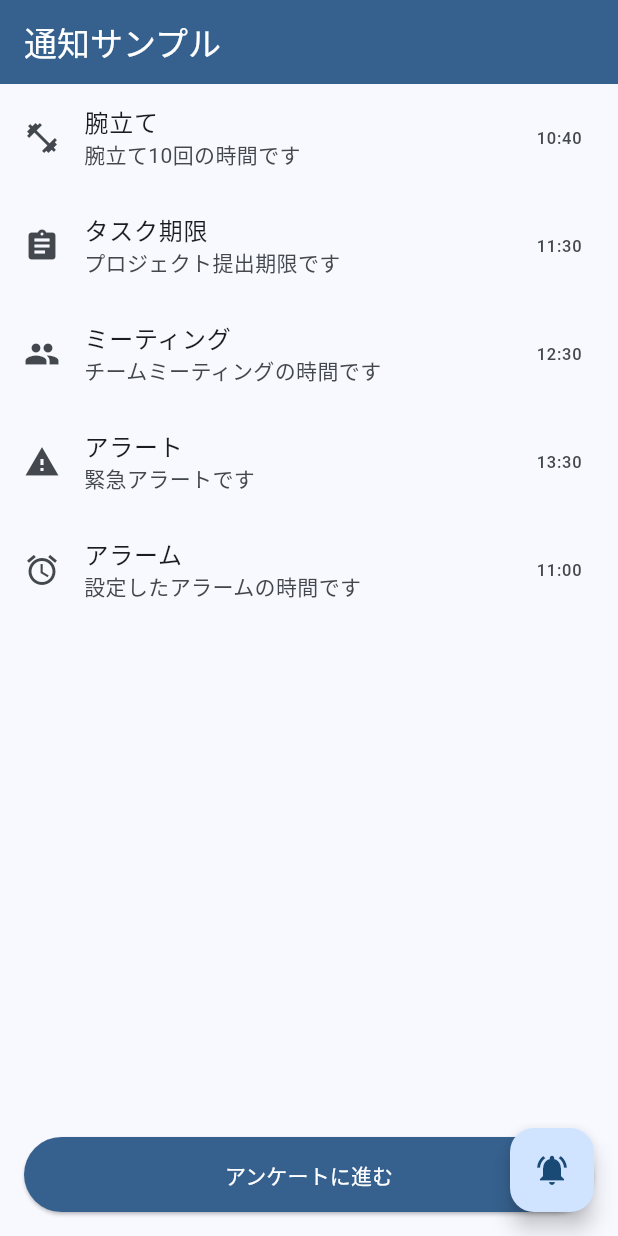
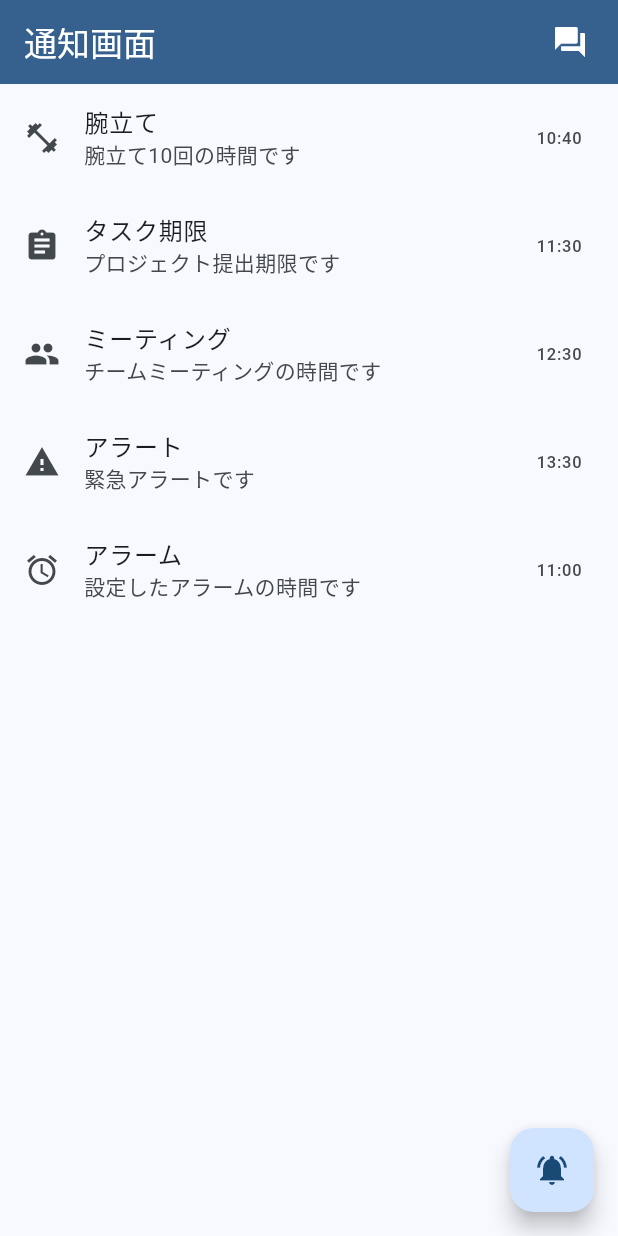
Before and after one commit to tanakacha/pksha-hackathon-2025, a Flutter app: the screen it shows after launch, on a phone screen of 412 x 824 dp. Run offline on Flutter 3.47's test engine with Material 3 defaults, Android fonts, the phone set to English and light mode, and no system bars; our stand-ins replace flutter_local_notifications, flutter_riverpod, timezone.

```diff
--- a/lib/veiw/home/home_screen.dart
+++ b/lib/veiw/home/home_screen.dart
@@ -142,9 +142,26 @@ class _NotificationScreenState extends State<NotificationScreen> {
   Widget build(BuildContext context) {
     return Scaffold(
       appBar: AppBar(
-        title: const Text('通知サンプル'),
+        title: const Text('通知画面'),
         backgroundColor: Theme.of(context).colorScheme.primary,
         foregroundColor: Colors.white,
+        actions: [
+          // アンケートボタンを右上に配置
+          Padding(
+            padding: const EdgeInsets.only(right: 8.0),
+            child: IconButton(
+              icon: const Icon(Icons.question_answer),
+              tooltip: 'アンケート',
+              onPressed: () {
+                Navigator.of(context).push(
+                  MaterialPageRoute(
+                    builder: (context) => const QuestionnaireScreen(),
+                  ),
+                );
+              },
+            ),
+          ),
+        ],
       ),
       body: Column(
         children: [
@@ -163,27 +180,6 @@ class _NotificationScreenState extends State<NotificationScreen> {
                   leading: Icon(_getIconData(notification.iconName)),
                 );
               },
-            ),
-          ),
-
-          // 画面遷移ボタンを追加
-          Padding(
-            padding: const EdgeInsets.all(16.0),
-            child: ElevatedButton(
-              onPressed: () {
-                // 新しい画面に遷移
-                Navigator.of(context).push(
-                  MaterialPageRoute(
-                    builder: (context) => const QuestionnaireScreen(),
-                  ),
-                );
-              },
-              style: ElevatedButton.styleFrom(
-                backgroundColor: Theme.of(context).colorScheme.primary,
-                foregroundColor: Colors.white,
-                minimumSize: const Size(double.infinity, 50), // 横幅いっぱい、高さ50
-              ),
-              child: const Text('アンケートに進む'),
             ),
           ),
         ],
```
